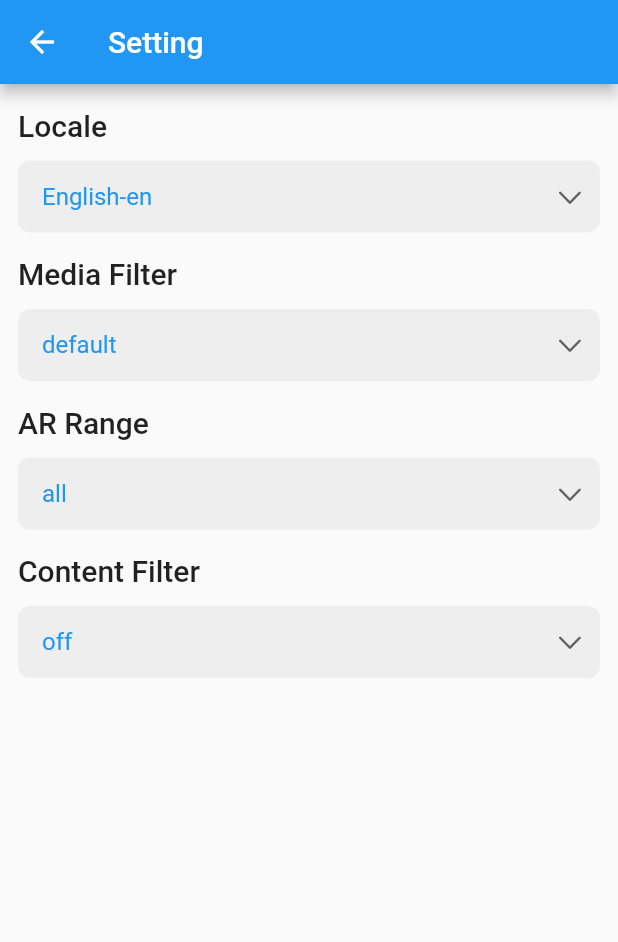
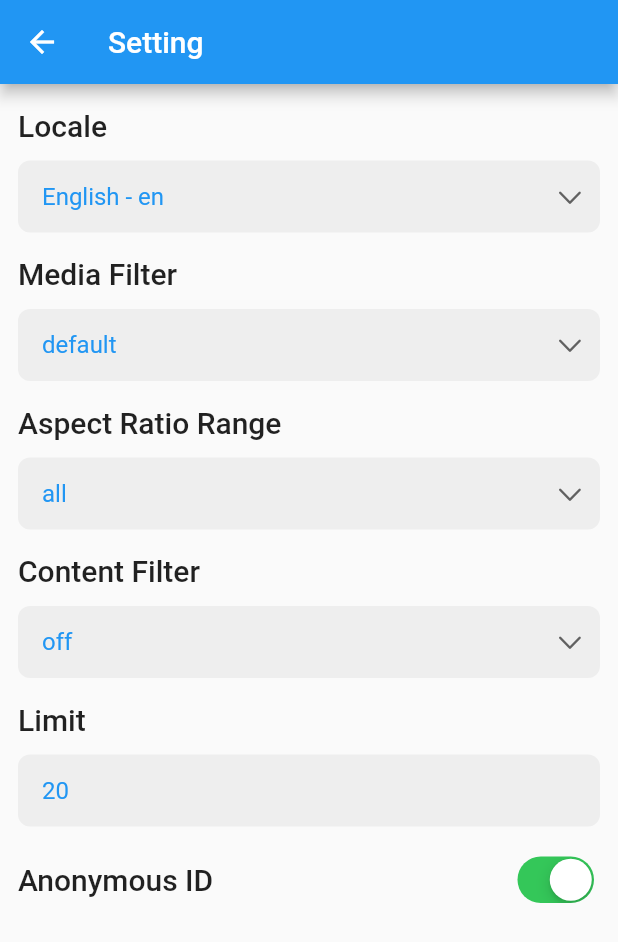
Before and after one commit to koiralapankaj7/gif_picker, a Flutter app: the SettingPage screen opened directly, on a phone screen of 412 x 824 dp. Shown: the top 942 px of the screen. Run offline on Flutter 3.47's test engine with Material 2 defaults, Android fonts, the phone set to English and light mode, and no system bars; our stand-ins replace dio; network calls fail.

Commit message:
setting page

```diff
--- a/lib/src/setting_page.dart
+++ b/lib/src/setting_page.dart
@@ -1,8 +1,6 @@
-import 'dart:convert';
-
 import 'package:flutter/cupertino.dart';
 import 'package:flutter/material.dart';
-
+import 'package:flutter/services.dart';
 import 'package:gif_picker/gif_picker.dart';
 
 ///
@@ -15,7 +13,8 @@ class SettingPage extends StatefulWidget {
 }
 
 class _SettingPageState extends State<SettingPage> {
-  var setting = const TenorSetting();
+  /// Current setting
+  var _setting = const TenorSetting();
 
   @override
   Widget build(BuildContext context) {
@@ -34,11 +33,11 @@ class _SettingPageState extends State<SettingPage> {
             const SizedBox(height: 12),
             _Dropdown<Locale>(
               items: _languageCodes,
-              currentValue: setting.locale,
+              currentValue: _setting.locale,
               labelBuilder: (locale) => locale.locale,
               onChanged: (locale) {
                 setState(() {
-                  setting = setting.copyWith(locale: locale);
+                  _setting = _setting.copyWith(locale: locale);
                 });
               },
             ),
@@ -50,11 +49,11 @@ class _SettingPageState extends State<SettingPage> {
             const SizedBox(height: 12),
             _Dropdown<TenorMediaFilter>(
               items: TenorMediaFilter.values,
-              currentValue: setting.mediaFilter,
+              currentValue: _setting.mediaFilter,
               labelBuilder: (filter) => filter.name,
               onChanged: (filter) {
                 setState(() {
-                  setting = setting.copyWith(mediaFilter: filter);
+                  _setting = _setting.copyWith(mediaFilter: filter);
                 });
               },
             ),
@@ -62,15 +61,15 @@ class _SettingPageState extends State<SettingPage> {
             const SizedBox(height: 16),
 
             // AR-Range (all | wide | standard)
-            Text('AR Range', style: theme.textTheme.headline6),
+            Text('Aspect Ratio Range', style: theme.textTheme.headline6),
             const SizedBox(height: 12),
             _Dropdown<TenorARRange>(
               items: TenorARRange.values,
-              currentValue: setting.arRange,
+              currentValue: _setting.arRange,
               labelBuilder: (arRange) => arRange.name,
               onChanged: (arRange) {
                 setState(() {
-                  setting = setting.copyWith(arRange: arRange);
+                  _setting = _setting.copyWith(arRange: arRange);
                 });
               },
             ),
@@ -82,17 +81,72 @@ class _SettingPageState extends State<SettingPage> {
             const SizedBox(height: 12),
             _Dropdown<TenorContentFilter>(
               items: TenorContentFilter.values,
-              currentValue: setting.contentFilter,
+              currentValue: _setting.contentFilter,
               labelBuilder: (filter) => filter.name,
               onChanged: (filter) {
                 setState(() {
-                  setting = setting.copyWith(contentFilter: filter);
+                  _setting = _setting.copyWith(contentFilter: filter);
                 });
               },
             ),
 
+            const SizedBox(height: 16),
+
             // Limit
+            Text('Limit', style: theme.textTheme.headline6),
+            const SizedBox(height: 12),
+            Container(
+              decoration: BoxDecoration(
+                color: Colors.grey.shade200,
+                borderRadius: BorderRadius.circular(8),
+              ),
+              child: TextField(
+                keyboardType: TextInputType.number,
+                decoration: InputDecoration(
+                  border: InputBorder.none,
+                  contentPadding: const EdgeInsets.symmetric(
+                    horizontal: 16,
+                    vertical: 12,
+                  ),
+                  hintText: '${_setting.limit}',
+                  hintStyle: theme.textTheme.subtitle1?.copyWith(
+                    color: scheme.primary,
+                  ),
+                ),
+                style: theme.textTheme.subtitle1?.copyWith(
+                  color: scheme.primary,
+                ),
+                inputFormatters: [LengthLimitingTextInputFormatter(2)],
+                onSubmitted: (text) {
+                  final limit = int.tryParse(text);
+                  if (limit != null) {
+                    setState(() {
+                      _setting = _setting.copyWith(limit: limit);
+                    });
+                  }
+                },
+              ),
+            ),
+
+            const SizedBox(height: 16),
+
             // Set anonymous id
+            Row(
+              children: [
+                Expanded(
+                  child: Text('Anonymous ID', style: theme.textTheme.headline6),
+                ),
+                CupertinoSwitch(
+                  value: _setting.createAnonymousId,
+                  onChanged: (value) {
+                    setState(() {
+                      _setting = _setting.copyWith(createAnonymousId: value);
+                    });
+                  },
+                ),
+              ],
+            ),
+
             // Type (featured | emoji | trending)
           ],
         ),
@@ -200,7 +254,7 @@ class Locale {
   final String languageCode;
 
   ///
-  String get locale => '$language-$languageCode';
+  String get locale => '$language - $languageCode';
 
   @override
   String toString() =>
@@ -230,6 +284,7 @@ class TenorSetting {
     this.contentFilter = TenorContentFilter.off,
     this.limit = 20,
     this.categoryType = TenorCategoryType.featured,
+    this.createAnonymousId = true,
   });
 
   ///
@@ -251,6 +306,9 @@ class TenorSetting {
   final TenorCategoryType categoryType;
 
   ///
+  final bool createAnonymousId;
+
+  ///
   TenorSetting copyWith({
     Locale? locale,
     TenorMediaFilter? mediaFilter,
@@ -258,6 +316,7 @@ class TenorSetting {
     TenorContentFilter? contentFilter,
     int? limit,
     TenorCategoryType? categoryType,
+    bool? createAnonymousId,
   }) {
     return TenorSetting(
       locale: locale ?? this.locale,
@@ -266,6 +325,7 @@ class TenorSetting {
       contentFilter: contentFilter ?? this.contentFilter,
       limit: limit ?? this.limit,
       categoryType: categoryType ?? this.categoryType,
+      createAnonymousId: createAnonymousId ?? this.createAnonymousId,
     );
   }
 
@@ -278,7 +338,8 @@ class TenorSetting {
       arRange: $arRange,
       contentFilter: $contentFilter,
       limit: $limit,
-      categoryType: $categoryType
+      categoryType: $categoryType,
+      createAnonymousId: $createAnonymousId,
     )''';
   }
 
@@ -292,7 +353,8 @@ class TenorSetting {
         other.arRange == arRange &&
         other.contentFilter == contentFilter &&
         other.limit == limit &&
-        other.categoryType == categoryType;
+        other.categoryType == categoryType &&
+        other.createAnonymousId == createAnonymousId;
   }
 
   @override
@@ -302,7 +364,8 @@ class TenorSetting {
         arRange.hashCode ^
         contentFilter.hashCode ^
         limit.hashCode ^
-        categoryType.hashCode;
+        categoryType.hashCode ^
+        createAnonymousId.hashCode;
   }
 }
 
@@ -349,5 +412,3 @@ const _languageCodes = <Locale>[
   Locale(languageCode: 'ca', language: 'Catalan'),
   Locale(languageCode: 'fa', language: 'Farsi'),
 ];
-
-/// Map of language and locale code supported by the tenor api
```
